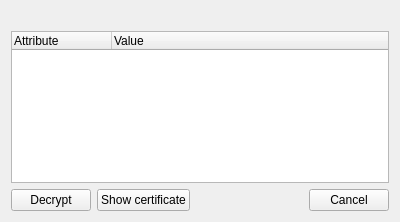
Above: qdigidoccrypto/trunk/src/ui/KeyDialog.ui from tixsys/esteid before the change. Below: the same form after it.
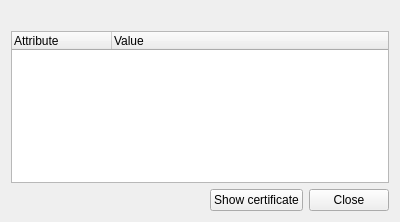
That is the form after the change.

Diff of the .ui file:
```diff
--- a/qdigidoccrypto/trunk/src/ui/KeyDialog.ui
+++ b/qdigidoccrypto/trunk/src/ui/KeyDialog.ui
@@ -36,20 +36,6 @@
    </item>
    <item>
     <layout class="QHBoxLayout" name="buttonsLayout">
-     <item>
-      <widget class="QPushButton" name="decrypt">
-       <property name="text">
-        <string>Decrypt</string>
-       </property>
-      </widget>
-     </item>
-     <item>
-      <widget class="QPushButton" name="cert">
-       <property name="text">
-        <string>Show certificate</string>
-       </property>
-      </widget>
-     </item>
      <item>
       <spacer name="buttonsSpacer">
        <property name="orientation">
@@ -64,9 +50,16 @@
       </spacer>
      </item>
      <item>
-      <widget class="QPushButton" name="cancel">
+      <widget class="QPushButton" name="cert">
        <property name="text">
-        <string>Cancel</string>
+        <string>Show certificate</string>
+       </property>
+      </widget>
+     </item>
+     <item>
+      <widget class="QPushButton" name="close">
+       <property name="text">
+        <string>Close</string>
        </property>
       </widget>
      </item>
```
Left out of the diff: 2 changed lines with no effect on the pictures.
